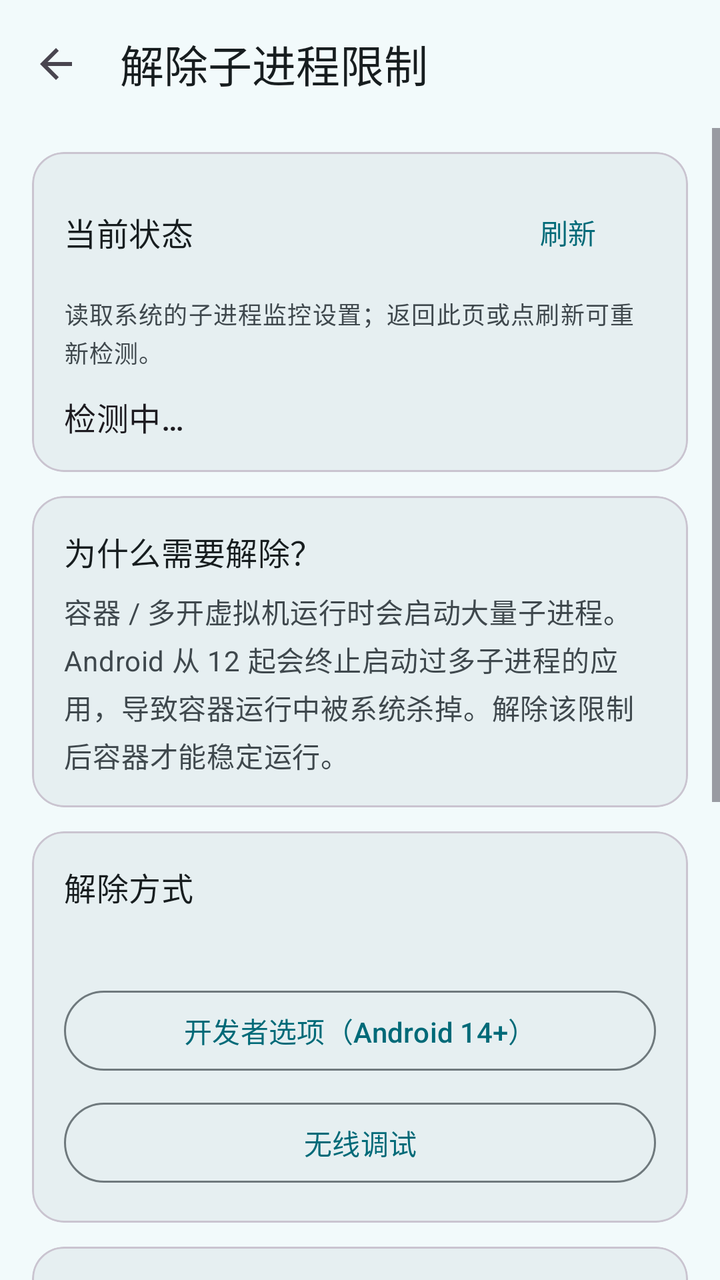
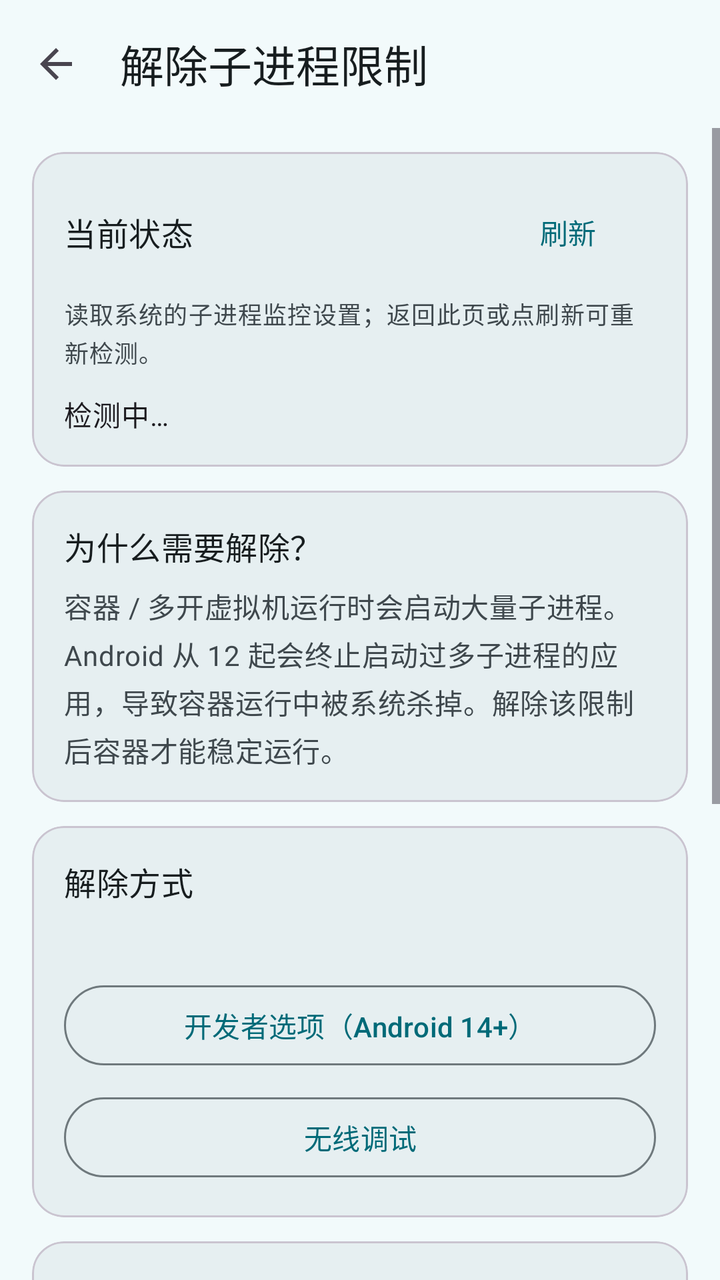

The first picture is an Android layout as it rendered before a commit; the second is the same layout after the commit. The layout source and the unified diff follow.
<!-- AndroidManifest.xml: application theme Theme.CodeTool -->
<!-- res/layout/activity_subprocess_limit.xml -->
<?xml version="1.0" encoding="utf-8"?>
<LinearLayout xmlns:android="http://schemas.android.com/apk/res/android"
    xmlns:app="http://schemas.android.com/apk/res-auto"
    android:layout_width="match_parent"
    android:layout_height="match_parent"
    android:orientation="vertical"
    android:background="?android:attr/colorBackground">

    <com.google.android.material.appbar.MaterialToolbar
        android:id="@+id/subprocToolbar"
        android:layout_width="match_parent"
        android:layout_height="?attr/actionBarSize"
        android:background="?attr/colorSurface"
        app:navigationIcon="?attr/homeAsUpIndicator"
        app:title="解除子进程限制"
        app:titleTextColor="?attr/colorOnSurface" />

    <ScrollView
        android:layout_width="match_parent"
        android:layout_height="match_parent"
        android:fillViewport="true">

        <LinearLayout
            android:layout_width="match_parent"
            android:layout_height="wrap_content"
            android:orientation="vertical"
            android:paddingHorizontal="@dimen/spacing_lg"
            android:paddingTop="@dimen/spacing_md"
            android:paddingBottom="@dimen/spacing_xl">

            
            <com.google.android.material.card.MaterialCardView
                style="@style/Widget.Material3.CardView.Elevated"
                android:layout_width="match_parent"
                android:layout_height="wrap_content"
                app:cardCornerRadius="16dp"
                app:cardElevation="0dp"
                app:strokeWidth="1dp">
                <LinearLayout
                    android:layout_width="match_parent"
                    android:layout_height="wrap_content"
                    android:orientation="vertical"
                    android:padding="@dimen/spacing_lg">
                    <LinearLayout
                        android:layout_width="match_parent"
                        android:layout_height="wrap_content"
                        android:orientation="horizontal"
                        android:gravity="center_vertical">
                        <com.google.android.material.textview.MaterialTextView
                            android:layout_width="0dp"
                            android:layout_height="wrap_content"
                            android:layout_weight="1"
                            android:text="当前状态"
                            android:textAppearance="?attr/textAppearanceTitleMedium"
                            android:textColor="?attr/colorOnSurface" />
                        <com.google.android.material.button.MaterialButton
                            android:id="@+id/btnSubprocRefresh"
                            style="@style/Widget.Material3.Button.TextButton"
                            android:layout_width="wrap_content"
                            android:layout_height="wrap_content"
                            android:text="刷新" />
                    </LinearLayout>
                    <com.google.android.material.textview.MaterialTextView
                        android:layout_width="match_parent"
                        android:layout_height="wrap_content"
                        android:layout_marginTop="@dimen/spacing_sm"
                        android:text="读取系统的子进程监控设置；返回此页或点刷新可重新检测。"
                        android:textAppearance="?attr/textAppearanceBodySmall"
                        android:textColor="?attr/colorOnSurfaceVariant" />
                    <com.google.android.material.textview.MaterialTextView
                        android:id="@+id/tvSubprocStatus"
                        android:layout_width="match_parent"
                        android:layout_height="wrap_content"
                        android:layout_marginTop="@dimen/spacing_md"
                        android:text="检测中…"
                        android:textAppearance="?attr/textAppearanceTitleMedium" />
                    
                    <com.google.android.material.textview.MaterialTextView
                        android:id="@+id/tvSubprocShizukuHint"
                        android:layout_width="match_parent"
                        android:layout_height="wrap_content"
                        android:layout_marginTop="@dimen/spacing_sm"
                        android:visibility="gone"
                        android:text="自动检测需要 Shizuku 授权（免 root 读取系统子进程限制）。点下方按钮授权，成功后自动检测。"
                        android:textAppearance="?attr/textAppearanceBodySmall"
                        android:textColor="?attr/colorOnSurfaceVariant" />
                    <com.google.android.material.button.MaterialButton
                        android:id="@+id/btnSubprocShizuku"
                        style="@style/Widget.Material3.Button.TonalButton"
                        android:layout_width="match_parent"
                        android:layout_height="wrap_content"
                        android:layout_marginTop="@dimen/spacing_sm"
                        android:visibility="gone"
                        android:text="授权 Shizuku 并检测" />
                </LinearLayout>
            </com.google.android.material.card.MaterialCardView>

            
            <com.google.android.material.card.MaterialCardView
                style="@style/Widget.Material3.CardView.Elevated"
                android:layout_width="match_parent"
                android:layout_height="wrap_content"
                android:layout_marginTop="@dimen/spacing_md"
                app:cardCornerRadius="16dp"
                app:cardElevation="0dp"
                app:strokeWidth="1dp">
                <LinearLayout
                    android:layout_width="match_parent"
                    android:layout_height="wrap_content"
                    android:orientation="vertical"
                    android:padding="@dimen/spacing_lg">
                    <com.google.android.material.textview.MaterialTextView
                        android:layout_width="match_parent"
                        android:layout_height="wrap_content"
                        android:text="为什么需要解除？"
                        android:textAppearance="?attr/textAppearanceTitleMedium"
                        android:textColor="?attr/colorOnSurface" />
                    <com.google.android.material.textview.MaterialTextView
                        android:layout_width="match_parent"
                        android:layout_height="wrap_content"
                        android:layout_marginTop="@dimen/spacing_sm"
                        android:text="容器 / 多开虚拟机运行时会启动大量子进程。Android 从 12 起会终止启动过多子进程的应用，导致容器运行中被系统杀掉。解除该限制后容器才能稳定运行。"
                        android:textAppearance="?attr/textAppearanceBodyMedium"
                        android:textColor="?attr/colorOnSurfaceVariant" />
                </LinearLayout>
            </com.google.android.material.card.MaterialCardView>

            
            <com.google.android.material.card.MaterialCardView
                style="@style/Widget.Material3.CardView.Elevated"
                android:layout_width="match_parent"
                android:layout_height="wrap_content"
                android:layout_marginTop="@dimen/spacing_md"
                app:cardCornerRadius="16dp"
                app:cardElevation="0dp"
                app:strokeWidth="1dp">
                <LinearLayout
                    android:layout_width="match_parent"
                    android:layout_height="wrap_content"
                    android:orientation="vertical"
                    android:padding="@dimen/spacing_lg">
                    <com.google.android.material.textview.MaterialTextView
                        android:layout_width="match_parent"
                        android:layout_height="wrap_content"
                        android:text="解除方式"
                        android:textAppearance="?attr/textAppearanceTitleMedium"
                        android:textColor="?attr/colorOnSurface" />
                    <com.google.android.material.textview.MaterialTextView
                        android:id="@+id/tvSubprocMethodHint"
                        android:layout_width="match_parent"
                        android:layout_height="wrap_content"
                        android:layout_marginTop="@dimen/spacing_sm"
                        android:textAppearance="?attr/textAppearanceBodySmall"
                        android:textColor="?attr/colorOnSurfaceVariant" />
                    <com.google.android.material.button.MaterialButton
                        android:id="@+id/btnSubprocDev"
                        style="@style/Widget.Material3.Button.OutlinedButton"
                        android:layout_width="match_parent"
                        android:layout_height="wrap_content"
                        android:layout_marginTop="@dimen/spacing_md"
                        android:text="开发者选项（Android 14+）" />
                    <com.google.android.material.button.MaterialButton
                        android:id="@+id/btnSubprocWireless"
                        style="@style/Widget.Material3.Button.OutlinedButton"
                        android:layout_width="match_parent"
                        android:layout_height="wrap_content"
                        android:layout_marginTop="@dimen/spacing_sm"
                        android:text="无线调试" />
                </LinearLayout>
            </com.google.android.material.card.MaterialCardView>

            
            <com.google.android.material.card.MaterialCardView
                android:id="@+id/cardSubprocSteps"
                style="@style/Widget.Material3.CardView.Elevated"
                android:layout_width="match_parent"
                android:layout_height="wrap_content"
                android:layout_marginTop="@dimen/spacing_md"
                app:cardCornerRadius="16dp"
                app:cardElevation="0dp"
                app:strokeWidth="1dp">
                <LinearLayout
                    android:layout_width="match_parent"
                    android:layout_height="wrap_content"
                    android:orientation="vertical"
                    android:padding="@dimen/spacing_lg">
                    <com.google.android.material.textview.MaterialTextView
                        android:layout_width="match_parent"
                        android:layout_height="wrap_content"
                        android:text="方式一 · 开发者选项"
                        android:textAppearance="?attr/textAppearanceTitleMedium"
                        android:textColor="?attr/colorOnSurface" />
                    <com.google.android.material.textview.MaterialTextView
                        android:layout_width="match_parent"
                        android:layout_height="wrap_content"
                        android:text="推荐，适用于本机"
                        android:textAppearance="?attr/textAppearanceBodySmall"
                        android:textColor="?attr/colorOnSurfaceVariant" />
                    <com.google.android.material.textview.MaterialTextView
                        android:layout_width="match_parent"
                        android:layout_height="wrap_content"
                        android:layout_marginTop="@dimen/spacing_md"
                        android:text="1. 开启开发者选项：进入系统设置 → 关于手机，连点「版本号」7 次。\n\n2. 进入开发者选项 → 打开「停用子进程限制」。"
                        android:textAppearance="?attr/textAppearanceBodyMedium"
                        android:textColor="?attr/colorOnSurface" />
                    <com.google.android.material.button.MaterialButton
                        android:id="@+id/btnSubprocOpenDev"
                        style="@style/Widget.Material3.Button.OutlinedButton"
                        android:layout_width="match_parent"
                        android:layout_height="wrap_content"
                        android:layout_marginTop="@dimen/spacing_md"
                        android:text="进入开发者选项" />
                </LinearLayout>
            </com.google.android.material.card.MaterialCardView>

            
            <com.google.android.material.card.MaterialCardView
                style="@style/Widget.Material3.CardView.Elevated"
                android:layout_width="match_parent"
                android:layout_height="wrap_content"
                android:layout_marginTop="@dimen/spacing_md"
                app:cardCornerRadius="16dp"
                app:cardElevation="0dp"
                app:strokeWidth="1dp">
                <LinearLayout
                    android:layout_width="match_parent"
                    android:layout_height="wrap_content"
                    android:orientation="vertical"
                    android:padding="@dimen/spacing_lg">
                    <com.google.android.material.textview.MaterialTextView
                        android:layout_width="match_parent"
                        android:layout_height="wrap_content"
                        android:text="恢复默认限制"
                        android:textAppearance="?attr/textAppearanceTitleMedium"
                        android:textColor="?attr/colorOnSurface" />
                    <com.google.android.material.textview.MaterialTextView
                        android:layout_width="match_parent"
                        android:layout_height="wrap_content"
                        android:layout_marginTop="@dimen/spacing_sm"
                        android:text="恢复后系统重新监控子进程，容器 / 多开可能变得不稳定。在开发者选项里关掉「停用子进程限制」开关即可。"
                        android:textAppearance="?attr/textAppearanceBodyMedium"
                        android:textColor="?attr/colorOnSurfaceVariant" />
                </LinearLayout>
            </com.google.android.material.card.MaterialCardView>

        </LinearLayout>
    </ScrollView>
</LinearLayout>
<!-- resources referenced by this layout -->
<resources>
  <dimen name="spacing_lg">16dp</dimen>
  <dimen name="spacing_md">12dp</dimen>
  <dimen name="spacing_sm">8dp</dimen>
  <dimen name="spacing_xl">24dp</dimen>
  <style name="Theme.CodeTool" parent="Theme.Material3.Light.NoActionBar">
          <item name="colorPrimary">@color/light_primary</item>
          <item name="colorOnPrimary">@color/light_on_primary</item>
          <item name="colorPrimaryContainer">@color/light_primary_container</item>
          <item name="colorOnPrimaryContainer">@color/light_on_primary_container</item>
          <item name="colorSecondary">@color/light_secondary</item>
          <item name="colorOnSecondary">@color/light_on_secondary</item>
          <item name="colorSecondaryContainer">@color/light_secondary_container</item>
          <item name="colorOnSecondaryContainer">@color/light_on_secondary_container</item>
          <item name="colorSurface">@color/light_surface</item>
          <item name="colorOnSurface">@color/light_on_surface</item>
          <item name="colorSurfaceVariant">@color/light_surface_variant</item>
          <item name="colorOnSurfaceVariant">@color/light_on_surface_variant</item>
          <item name="colorSurfaceContainer">@color/light_surface_container</item>
          
          <item name="colorSurfaceContainerHigh">?attr/colorSurfaceContainer</item>
          <item name="colorSurfaceContainerLow">?attr/colorSurfaceContainer</item>
          <item name="android:colorBackground">@color/light_background</item>
          <item name="colorOnBackground">@color/light_on_background</item>
          <item name="colorOutline">@color/light_outline</item>
          <item name="colorError">@color/error</item>
          <item name="colorErrorContainer">@color/error_container</item>
          <item name="colorOnErrorContainer">@color/on_error_container</item>
          <item name="android:statusBarColor" tools:targetApi="l">?attr/colorSurface</item>
          <item name="android:navigationBarColor" tools:targetApi="l">@android:color/transparent</item>
          <item name="android:windowLightStatusBar" tools:targetApi="m">true</item>
          <item name="android:windowLightNavigationBar" tools:targetApi="o_mr1">true</item>
          <item name="android:windowBackground">@color/light_background</item>
      </style>
  <color name="light_primary">#FF006A78</color>
  <color name="light_on_primary">#FFFFFFFF</color>
  <color name="light_primary_container">#FF9CEAFB</color>
  <color name="light_on_primary_container">#FF00202A</color>
  <color name="light_secondary">#FF4C636B</color>
  <color name="light_on_secondary">#FFFFFFFF</color>
  <color name="light_secondary_container">#FFCFE8F1</color>
  <color name="light_on_secondary_container">#FF071F25</color>
  <color name="light_surface">#FFF2FAFB</color>
  <color name="light_on_surface">#FF171D1F</color>
  <color name="light_surface_variant">#FFDBE4E8</color>
  <color name="light_on_surface_variant">#FF3F484D</color>
  <color name="light_surface_container">#FFE6EFF1</color>
  <color name="light_background">#FFF2FAFB</color>
  <color name="light_on_background">#FF171D1F</color>
  <color name="light_outline">#FF6F797D</color>
  <color name="error">#FFFFB4AB</color>
  <color name="error_container">#FF93000A</color>
  <color name="on_error_container">#FFFFDAD6</color>
</resources>

<!-- the commit's change to res/layout/activity_subprocess_limit.xml (unified diff, before → after) -->
@@ -73,7 +73,7 @@
                         android:layout_height="wrap_content"
                         android:layout_marginTop="@dimen/spacing_md"
                         android:text="检测中…"
-                        android:textAppearance="?attr/textAppearanceTitleMedium" />
+                        android:textAppearance="?attr/textAppearanceBodyMedium" />
                     
                     <com.google.android.material.textview.MaterialTextView
                         android:id="@+id/tvSubprocShizukuHint"
